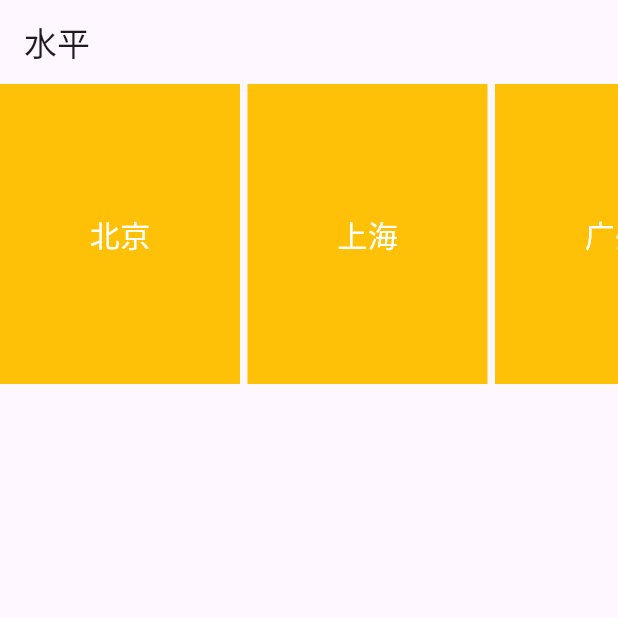
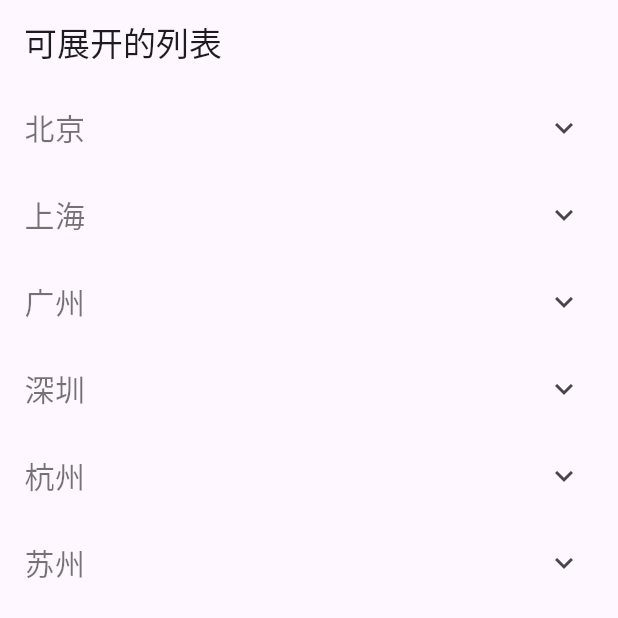
Before and after one commit to gaosx6991/flutter_list, a Flutter app: the screen it shows after launch, on a phone screen of 412 x 824 dp, the top half of it. Run offline on Flutter 3.47's test engine with Material 3 defaults, Android fonts, the phone set to English and light mode, and no system bars.

Commit message:
feat: 基于ExpansionTile实现可展开的列表

```diff
--- /dev/null
+++ b/lib/expansion_titl_page.dart
@@ -0,0 +1,60 @@
+import 'package:flutter/material.dart';
+
+const cityNames = {
+  '北京': ['东城区', '西城区', '朝阳区', '丰台区', '石景山区', '海淀区', '顺义区'],
+  '上海': ['黄浦区', '徐汇区', '长宁区', '静安区', '普陀区', '闸北区', '虹口区'],
+  '广州': ['越秀', '海珠', '荔湾', '天河', '白云', '黄埔', '南沙', '番禺'],
+  '深圳': ['南山', '福田', '罗湖', '盐田', '龙岗', '宝安', '龙华'],
+  '杭州': ['上城区', '下城区', '江干区', '拱墅区', '西湖区', '滨江区'],
+  '苏州': ['姑苏区', '吴中区', '相城区', '高新区', '虎丘区', '工业园区', '吴江区']
+};
+
+class ExpansionTilePage extends StatelessWidget {
+  const ExpansionTilePage({super.key});
+
+  @override
+  Widget build(BuildContext context) {
+    const title = '可展开的列表';
+    return Scaffold(
+      appBar: AppBar(
+        title: const Text(title),
+      ),
+      body: ListView(
+        children: _buildList(),
+      ),
+    );
+  }
+
+  List<Widget> _buildList() {
+    List<Widget> widgets = [];
+    for (var key in cityNames.keys) {
+      widgets.add(_item(key, cityNames[key]!));
+    }
+    return widgets;
+  }
+
+  Widget _item(String city, List<String> subCities) {
+    return ExpansionTile(
+      title: Text(
+        city,
+        style: const TextStyle(
+          fontSize: 20,
+          color: Colors.black54,
+        ),
+      ),
+      children: subCities.map((subCity) => _buildSub(subCity)).toList(),
+    );
+  }
+
+  Widget _buildSub(String subCity) {
+    return FractionallySizedBox(
+      widthFactor: 1,
+      child: Container(
+        height: 50,
+        margin: const EdgeInsets.only(bottom: 5),
+        decoration: const BoxDecoration(color: Colors.amber),
+        child: Text(subCity),
+      ),
+    );
+  }
+}
--- a/lib/main.dart
+++ b/lib/main.dart
@@ -1,6 +1,7 @@
 import 'package:flutter/material.dart';
-import 'package:flutter_list/horizontal_list_page.dart';
-import 'package:flutter_list/vertical_list_page.dart';
+import 'package:flutter_list/expansion_titl_page.dart';
+// import 'package:flutter_list/horizontal_list_page.dart';
+// import 'package:flutter_list/vertical_list_page.dart';
 
 void main() {
   runApp(const MyApp());
@@ -33,7 +34,7 @@ class MyApp extends StatelessWidget {
         colorScheme: ColorScheme.fromSeed(seedColor: Colors.deepPurple),
         useMaterial3: true,
       ),
-      home: const HorizontalListPage(),
+      home: const ExpansionTilePage(),
     );
   }
 }
```
